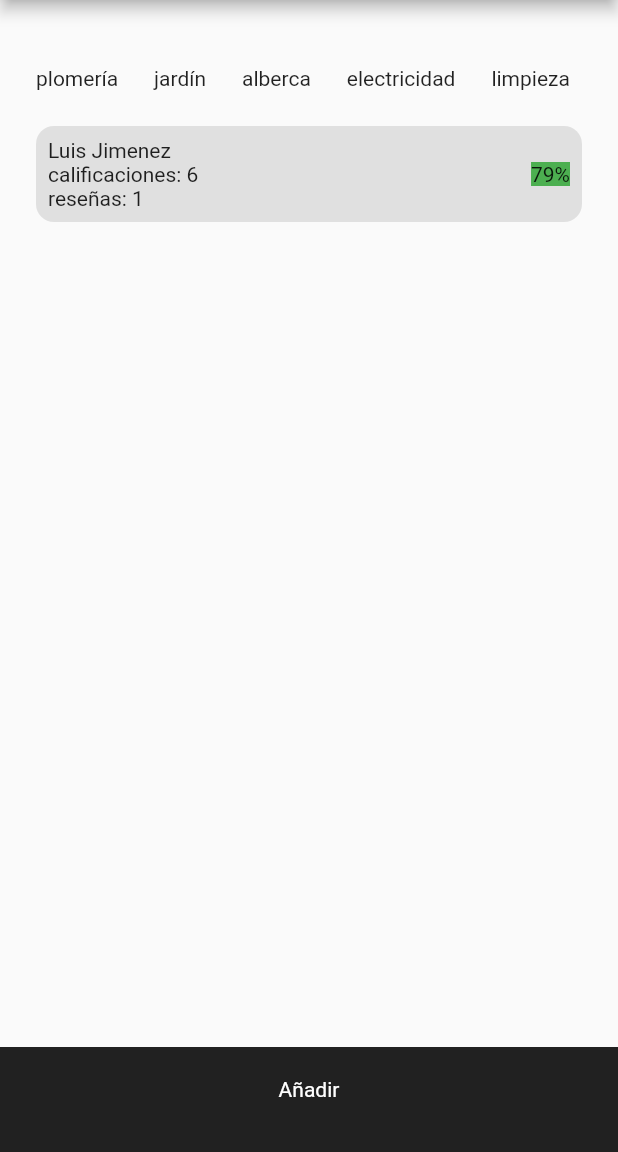
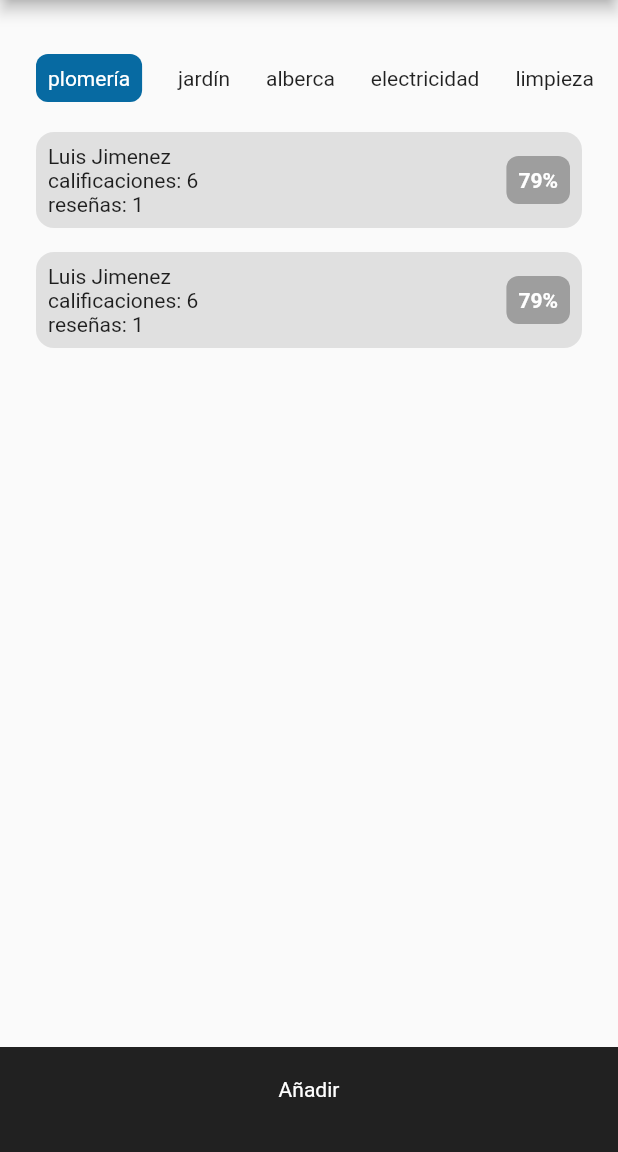
Before and after one commit to tomasbaran/gapi, a Flutter app: the screen it shows after launch, on a phone screen of 412 x 824 dp, the part 84-1236 px from its top. Run offline on Flutter 3.47's test engine with Material 2 defaults, Android fonts, the light colour scheme and no system bars; our stand-ins replace firebase_core, firebase_database; accounts and stored records are empty.

Commit message:
UI fixes

```diff
--- a/lib/screens/providers_list_screen.dart
+++ b/lib/screens/providers_list_screen.dart
@@ -3,16 +3,24 @@ import 'package:flutter/material.dart';
 import 'package:gapi/constants.dart';
 import 'package:gapi/screens/add_provider_screen.dart';
 import 'package:gapi/widgets/bottom_black_button.dart';
+import 'package:gapi/widgets/provider_container.dart';
 
-class ProvidersListScreen extends StatelessWidget {
+class ProvidersListScreen extends StatefulWidget {
   ProvidersListScreen({Key? key, required this.title}) : super(key: key);
   final String title;
+
+  @override
+  State<ProvidersListScreen> createState() => _ProvidersListScreenState();
+}
+
+class _ProvidersListScreenState extends State<ProvidersListScreen> {
+  int selectedCategoryIndex = 0;
 
   @override
   Widget build(BuildContext context) {
     return Scaffold(
       appBar: AppBar(
-        title: Text(title),
+        title: Text(widget.title),
       ),
       body: Column(children: [
         SizedBox(
@@ -27,43 +35,41 @@ class ProvidersListScreen extends StatelessWidget {
               (index) => Row(
                 children: [
                   const SizedBox(width: 24),
-                  Text(categories[index]),
+                  index == selectedCategoryIndex
+                      ? Container(
+                          padding: EdgeInsets.all(8),
+                          decoration: BoxDecoration(
+                            color: Theme.of(context).primaryColor,
+                            borderRadius: BorderRadius.all(Radius.circular(8)),
+                          ),
+                          child: Text(
+                            categories[index],
+                            style: TextStyle(color: Colors.white),
+                          ),
+                        )
+                      : GestureDetector(
+                          onTap: () => setState(() {
+                            selectedCategoryIndex = index;
+                          }),
+                          child: Text(
+                            categories[index],
+                          ),
+                        ),
                 ],
               ),
             ),
           ),
         ),
-        SizedBox(
-          height: 12,
+        const SizedBox(
+          height: 8,
         ),
         Expanded(
           child: Padding(
             padding: const EdgeInsets.symmetric(horizontal: 24.0),
             child: ListView(
               children: [
-                Container(
-                    padding: EdgeInsets.all(8),
-                    decoration: BoxDecoration(
-                      color: Colors.grey[300],
-                      borderRadius: BorderRadius.all(Radius.circular(12)),
-                    ),
-                    child: Row(
-                      mainAxisAlignment: MainAxisAlignment.spaceBetween,
-                      children: [
-                        Column(
-                          crossAxisAlignment: CrossAxisAlignment.start,
-                          children: [
-                            Text('Luis Jimenez'),
-                            Text('calificaciones: 6'),
-                            Text('reseñas: 1'),
-                          ],
-                        ),
-                        Container(
-                          color: Colors.green,
-                          child: Text('79%'),
-                        ),
-                      ],
-                    ))
+                ProviderContainer(),
+                ProviderContainer(),
               ],
             ),
           ),
--- /dev/null
+++ b/lib/widgets/provider_container.dart
@@ -0,0 +1,39 @@
+import 'package:flutter/material.dart';
+
+class ProviderContainer extends StatelessWidget {
+  const ProviderContainer({
+    Key? key,
+  }) : super(key: key);
+
+  @override
+  Widget build(BuildContext context) {
+    return Container(
+        margin: EdgeInsets.symmetric(vertical: 8),
+        padding: const EdgeInsets.all(8),
+        decoration: BoxDecoration(
+          color: Colors.grey[300],
+          borderRadius: const BorderRadius.all(Radius.circular(12)),
+        ),
+        child: Row(
+          mainAxisAlignment: MainAxisAlignment.spaceBetween,
+          children: [
+            Column(
+              crossAxisAlignment: CrossAxisAlignment.start,
+              children: const [
+                Text('Luis Jimenez'),
+                Text('calificaciones: 6'),
+                Text('reseñas: 1'),
+              ],
+            ),
+            Container(
+              padding: EdgeInsets.all(8),
+              decoration: BoxDecoration(color: Colors.grey, borderRadius: BorderRadius.all(Radius.circular(8))),
+              child: const Text(
+                '79%',
+                style: TextStyle(color: Colors.white, fontWeight: FontWeight.bold),
+              ),
+            ),
+          ],
+        ));
+  }
+}
```
